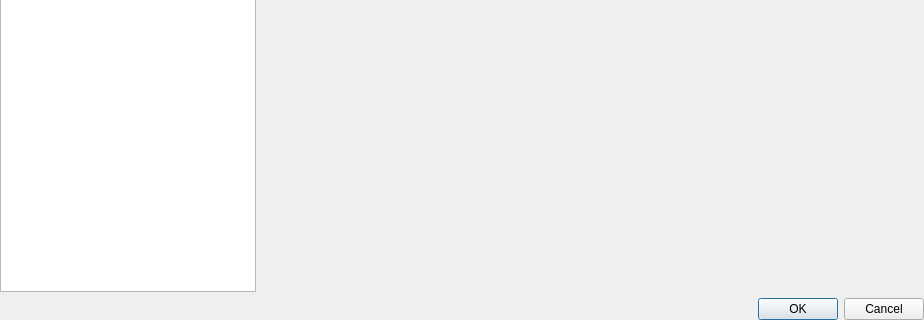
First picture: the form in Viewer/src/PropertyDialog.ui, repository ecmwf/ecflow, before the edit; both pictures show x 0 to 924 and y 375 to 695 of the 924 by 695 pixel window.
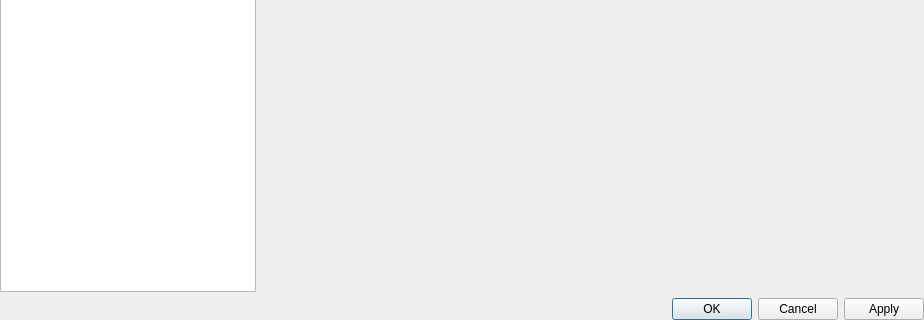
Second picture: the form after the edit.

Patch:
```diff
--- a/Viewer/src/PropertyDialog.ui
+++ b/Viewer/src/PropertyDialog.ui
@@ -47,7 +47,7 @@
    <item>
     <widget class="QDialogButtonBox" name="buttonBox">
      <property name="standardButtons">
-      <set>QDialogButtonBox::Cancel|QDialogButtonBox::Ok</set>
+      <set>QDialogButtonBox::Apply|QDialogButtonBox::Cancel|QDialogButtonBox::Ok</set>
      </property>
     </widget>
    </item>
```
